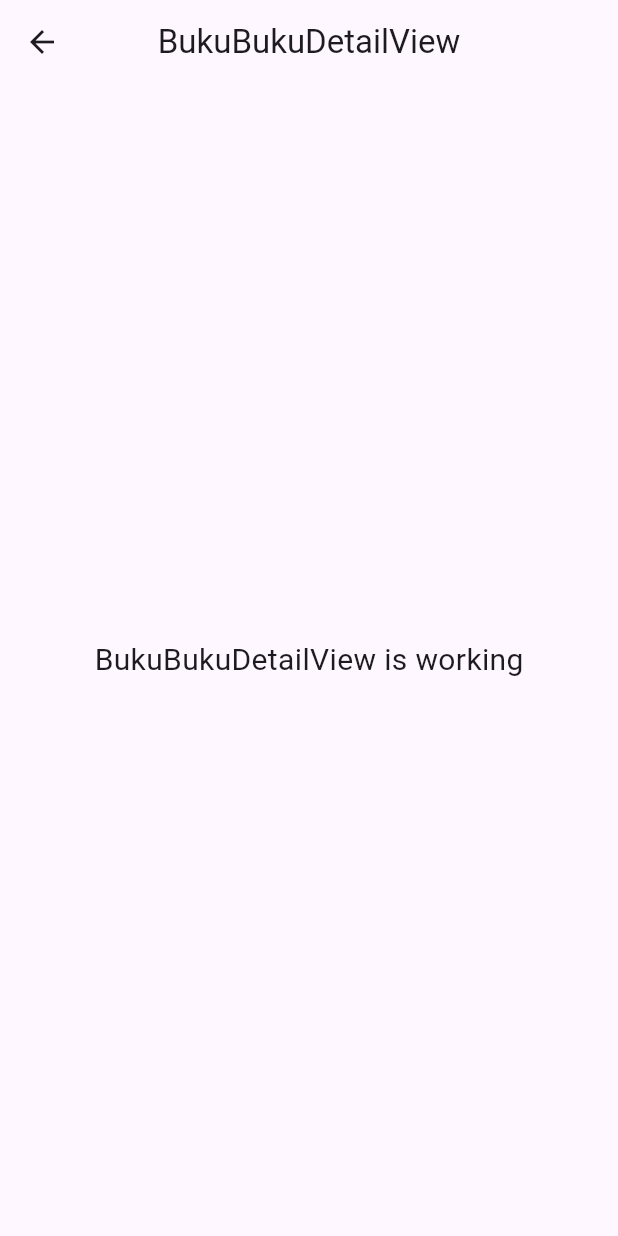
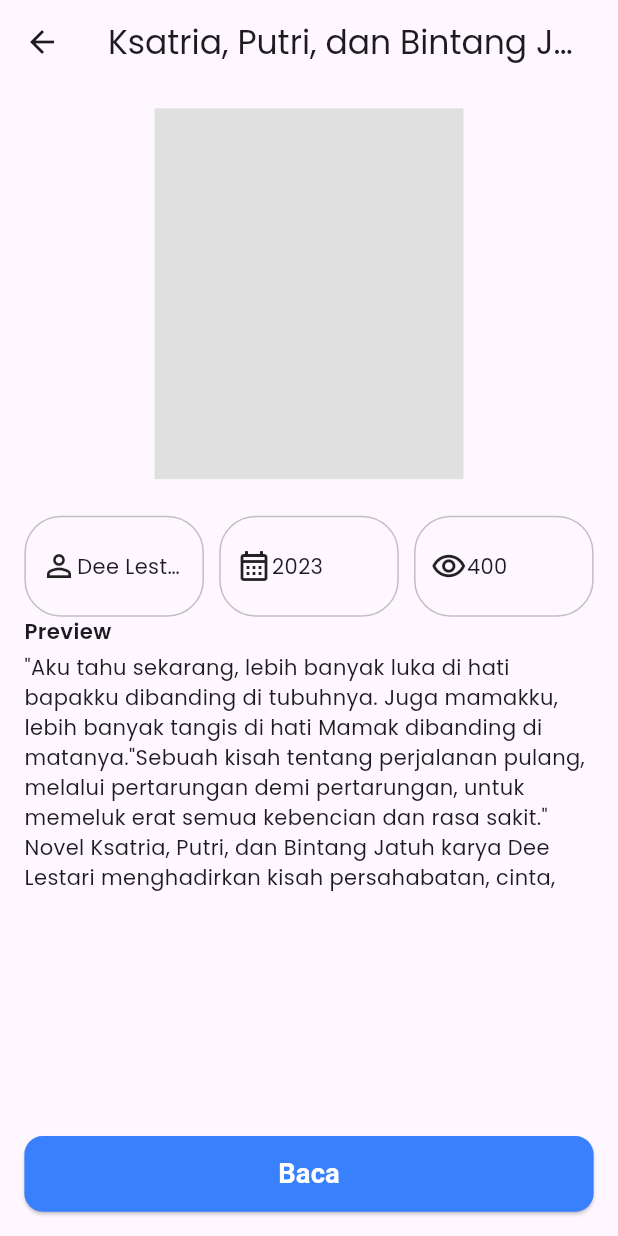
Before and after one commit to rakafebriansy/tera_pustaka, a Flutter app: the BukuBukuDetailView screen opened by its route, on a phone screen of 412 x 824 dp. Run offline on Flutter 3.47's test engine with Material 3 defaults, Android fonts, the phone set to English and light mode, and no system bars; our stand-ins replace flutter_screenutil, get, google_fonts, smooth_page_indicator.

Commit message:
feat: buku detail page - skeleton

```diff
--- /dev/null
+++ b/lib/app/components/charts/app_detail_buku_info_card.dart
@@ -0,0 +1,39 @@
+import 'package:flutter/material.dart';
+import 'package:flutter_screenutil/flutter_screenutil.dart';
+import 'package:google_fonts/google_fonts.dart';
+
+class AppDetailBukuInfoCard extends StatelessWidget {
+  const AppDetailBukuInfoCard({
+    super.key,
+    required this.label,
+    required this.iconData,
+  });
+
+  final String label;
+  final IconData iconData;
+
+  @override
+  Widget build(BuildContext context) {
+    return Container(
+      padding: EdgeInsets.all(10.sp),
+      decoration: BoxDecoration(
+        border: Border.all(color: Color(0xFFC0C0C0), width: 1.sp),
+        borderRadius: BorderRadius.circular(24.sp),
+      ),
+      child: Row(
+        mainAxisAlignment: MainAxisAlignment.spaceBetween,
+        children: [
+          Icon(iconData),
+          Expanded(
+            child: Text(
+              label,
+              style: GoogleFonts.poppins(),
+              maxLines: 1,
+              overflow: TextOverflow.ellipsis,
+            ),
+          ),
+        ],
+      ),
+    );
+  }
+}
--- /dev/null
+++ b/lib/app/components/navs/app_buku_card.dart
@@ -0,0 +1,31 @@
+import 'package:flutter/material.dart';
+import 'package:flutter_screenutil/flutter_screenutil.dart';
+import 'package:google_fonts/google_fonts.dart';
+
+class AppBukuCard extends StatelessWidget {
+  const AppBukuCard({
+    super.key,
+    required this.onTap,
+    required this.label,
+  });
+
+  final GestureTapCallback onTap;
+  final String label;
+
+  @override
+  Widget build(BuildContext context) {
+    return GestureDetector(
+      onTap: onTap,
+      child: Container(
+        width: 100.sp,
+        decoration: BoxDecoration(
+          color: Colors.blue,
+          borderRadius: BorderRadius.circular(12.sp),
+        ),
+        child: Center(
+          child: Text(label, style: GoogleFonts.poppins(color: Colors.white)),
+        ),
+      ),
+    );
+  }
+}
--- a/lib/app/modules/buku/buku_detail/views/buku_buku_detail_view.dart
+++ b/lib/app/modules/buku/buku_detail/views/buku_buku_detail_view.dart
@@ -1,22 +1,124 @@
 import 'package:flutter/material.dart';
+import 'package:flutter_screenutil/flutter_screenutil.dart';
 
 import 'package:get/get.dart';
+import 'package:google_fonts/google_fonts.dart';
+import 'package:tera_pustaka/app/components/charts/app_detail_buku_info_card.dart';
+import 'package:tera_pustaka/app/theme/app_%20colors.dart';
 
 import '../controllers/buku_buku_detail_controller.dart';
 
 class BukuBukuDetailView extends GetView<BukuBukuDetailController> {
   const BukuBukuDetailView({super.key});
+
   @override
   Widget build(BuildContext context) {
+    Map<String, String> book = {
+      "judul": "Ksatria, Putri, dan Bintang Jatuh",
+      "penulis": "Dee Lestari",
+      "tahun": "2023",
+      "dilihat": "400",
+      "kategori": "Novel",
+      "penerbit": "ElexMedia",
+    };
     return Scaffold(
       appBar: AppBar(
-        title: const Text('BukuBukuDetailView'),
+        title: Text(
+          'Ksatria, Putri, dan Bintang Jatuh',
+          style: GoogleFonts.poppins(),
+        ),
         centerTitle: true,
       ),
-      body: const Center(
-        child: Text(
-          'BukuBukuDetailView is working',
-          style: TextStyle(fontSize: 20),
+      body: Padding(
+        padding: EdgeInsets.all(16.sp),
+        child: Column(
+          mainAxisAlignment: MainAxisAlignment.spaceBetween,
+          children: [
+            Column(
+              crossAxisAlignment: CrossAxisAlignment.center,
+              mainAxisSize: MainAxisSize.min,
+              children: [
+                Container(
+                  color: Colors.grey[300],
+                  width: MediaQuery.of(context).size.width * 0.5,
+                  height: MediaQuery.of(context).size.height * 0.3,
+                ),
+                SizedBox(height: 24.sp),
+                GridView.count(
+                  crossAxisCount: 3,
+                  crossAxisSpacing: 10.sp,
+                  mainAxisSpacing: 10.sp,
+                  shrinkWrap: true,
+                  physics: const NeverScrollableScrollPhysics(),
+                  childAspectRatio: 16 / 9,
+                  children: [
+                    AppDetailBukuInfoCard(
+                      label: book['penulis']!,
+                      iconData: Icons.person_outline,
+                    ),
+                    AppDetailBukuInfoCard(
+                      label: book['tahun']!,
+                      iconData: Icons.calendar_month_outlined,
+                    ),
+                    AppDetailBukuInfoCard(
+                      label: book['dilihat']!,
+                      iconData: Icons.remove_red_eye_outlined,
+                    ),
+                  ],
+                ),
+                Align(
+                  alignment: Alignment.centerLeft,
+                  child: Text(
+                    'Preview',
+                    style: GoogleFonts.poppins(
+                      fontWeight: FontWeight.w600,
+                      fontSize: 14.sp,
+                    ),
+                  ),
+                ),
+                SizedBox(height: 4.sp),
+                SizedBox(
+                  height: 160.sp,
+                  child: SingleChildScrollView(
+                    child: Column(
+                      mainAxisSize: MainAxisSize.min,
+                      crossAxisAlignment: CrossAxisAlignment.start,
+                      children: [
+                        Text(
+                          '\"Aku tahu sekarang, lebih banyak luka di hati bapakku dibanding di tubuhnya. Juga mamakku, lebih banyak tangis di hati Mamak dibanding di matanya."Sebuah kisah tentang perjalanan pulang, melalui pertarungan demi pertarungan, untuk memeluk erat semua kebencian dan rasa sakit.\"\nNovel Ksatria, Putri, dan Bintang Jatuh karya Dee Lestari menghadirkan kisah persahabatan, cinta, dan perjalanan menemukan jati diri yang dibalut dengan nuansa remaja yang hangat. Cerita ini berfokus pada tiga tokoh utama dengan latar kehidupan sekolah, mimpi, serta konflik yang dekat dengan pembaca muda. Dee berhasil menghidupkan karakter-karakter dengan dialog yang segar dan alur yang mengalir ringan namun tetap sarat makna. Pesan moral tentang keberanian meraih cita-cita, menghargai persahabatan, dan ketulusan hati membuat novel ini relevan untuk segala kalangan. Sebuah bacaan inspiratif yang layak diapresiasi.',
+                          style: GoogleFonts.poppins(),
+                        ),
+                      ],
+                    ),
+                  ),
+                ),
+              ],
+            ),
+            SizedBox(
+              width: double.infinity,
+              child: ElevatedButton(
+                style: ElevatedButton.styleFrom(
+                  backgroundColor: AppColors.secondary,
+                  padding: EdgeInsets.symmetric(
+                    horizontal: 32.sp,
+                    vertical: 12.sp,
+                  ),
+                  shape: RoundedRectangleBorder(
+                    borderRadius: BorderRadius.circular(12.sp),
+                  ),
+                ),
+                onPressed: () {},
+                child: Text(
+                  "Baca",
+                  style: TextStyle(
+                    fontSize: 18.sp,
+                    fontWeight: FontWeight.bold,
+                    color: Colors.white,
+                  ),
+                ),
+              ),
+            ),
+          ],
         ),
       ),
     );
--- a/lib/app/partials/home/baca/baca_view.dart
+++ b/lib/app/partials/home/baca/baca_view.dart
@@ -2,6 +2,8 @@ import 'package:flutter/material.dart';
 import 'package:flutter_screenutil/flutter_screenutil.dart';
 import 'package:get/get.dart';
 import 'package:google_fonts/google_fonts.dart';
+import 'package:tera_pustaka/app/components/navs/app_buku_card.dart';
+import 'package:tera_pustaka/app/routes/app_pages.dart';
 import './baca_controller.dart';
 
 class BacaView extends GetView<BacaController> {
@@ -62,18 +64,11 @@ class BacaView extends GetView<BacaController> {
                         separatorBuilder: (context, index) =>
                             SizedBox(width: 12.sp),
                         itemBuilder: (context, index) {
-                          return Container(
-                            width: 100.sp,
-                            decoration: BoxDecoration(
-                              color: Colors.blue,
-                              borderRadius: BorderRadius.circular(12.sp),
-                            ),
-                            child: Center(
-                              child: Text(
-                                controller.recommendationBooks[index],
-                                style: const TextStyle(color: Colors.white),
-                              ),
-                            ),
+                          return AppBukuCard(
+                            onTap: () {
+                              Get.toNamed(Routes.BUKU_BUKU_DETAIL);
+                            },
+                            label: controller.recommendationBooks[index],
                           );
                         },
                       ),
--- a/pubspec.yaml
+++ b/pubspec.yaml
@@ -67,6 +67,7 @@ flutter:
     - assets/images/onboarding_2.png
     - assets/images/splash.png
     - assets/images/user.png
+    - assets/books/the-psychology-of-money-by-morgan-housel.pdf
 
   # An image asset can refer to one or more resolution-specific "variants", see
   # https://flutter.dev/to/resolution-aware-images
```
Also changed, not shown: 1 other file.
